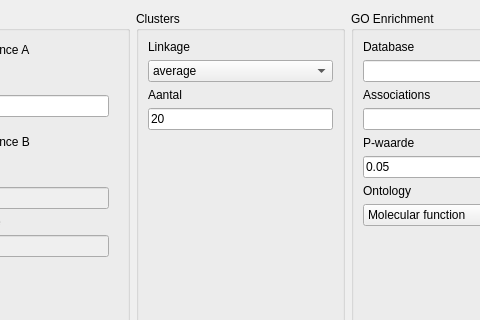
The window that gui/parameters.ui (mochar/bpsys) describes before a commit, drawn with Qt 5; both pictures show x 89 to 569 and y 0 to 320 of the 763 by 454 pixel window.
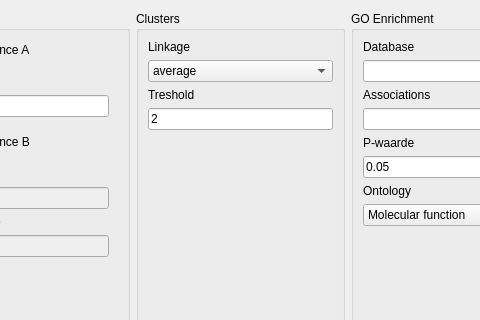
The same window after the commit.

```diff
--- a/gui/parameters.ui
+++ b/gui/parameters.ui
@@ -194,14 +194,14 @@
         <item>
          <widget class="QLabel" name="label_5">
           <property name="text">
-           <string>Aantal</string>
+           <string>Treshold</string>
           </property>
          </widget>
         </item>
         <item>
          <widget class="QLineEdit" name="num_clusters_edit">
           <property name="text">
-           <string>20</string>
+           <string>2</string>
           </property>
          </widget>
         </item>
```
Left out of the diff: 2 changed lines with no effect on the pictures.
